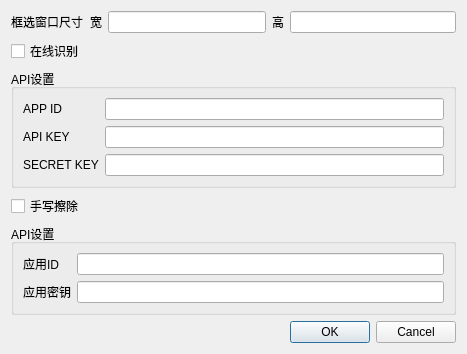
Qt form settings.ui (xzhitpl/Study_Helper) before a commit.
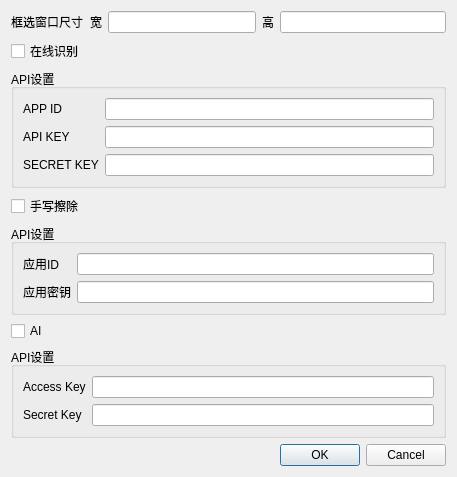
The same form after that commit.

```diff
--- a/settings.ui
+++ b/settings.ui
@@ -6,21 +6,14 @@
    <rect>
     <x>0</x>
     <y>0</y>
-    <width>467</width>
-    <height>320</height>
+    <width>457</width>
+    <height>433</height>
    </rect>
   </property>
   <property name="windowTitle">
    <string>设置</string>
   </property>
-  <layout class="QGridLayout" name="gridLayout_3">
-   <item row="3" column="0" colspan="2">
-    <widget class="QCheckBox" name="checkBox_2">
-     <property name="text">
-      <string>手写擦除</string>
-     </property>
-    </widget>
-   </item>
+  <layout class="QGridLayout" name="gridLayout_4">
    <item row="0" column="0">
     <widget class="QLabel" name="label">
      <property name="text">
@@ -35,6 +28,19 @@
      </property>
     </widget>
    </item>
+   <item row="0" column="2">
+    <widget class="QLineEdit" name="lineEdit"/>
+   </item>
+   <item row="0" column="3">
+    <widget class="QLabel" name="label_3">
+     <property name="text">
+      <string>高</string>
+     </property>
+    </widget>
+   </item>
+   <item row="0" column="4">
+    <widget class="QLineEdit" name="lineEdit_2"/>
+   </item>
    <item row="1" column="0">
     <widget class="QCheckBox" name="checkBox">
      <property name="text">
@@ -89,19 +95,13 @@
      </layout>
     </widget>
    </item>
-   <item row="0" column="4">
-    <widget class="QLineEdit" name="lineEdit_2"/>
-   </item>
-   <item row="0" column="3">
-    <widget class="QLabel" name="label_3">
+   <item row="3" column="0">
+    <widget class="QCheckBox" name="checkBox_2">
      <property name="text">
-      <string>高</string>
+      <string>手写擦除</string>
      </property>
     </widget>
    </item>
-   <item row="0" column="2">
-    <widget class="QLineEdit" name="lineEdit"/>
-   </item>
    <item row="4" column="0" colspan="5">
     <widget class="QGroupBox" name="groupBox_2">
      <property name="title">
@@ -139,7 +139,51 @@
      </layout>
     </widget>
    </item>
-   <item row="5" column="4">
+   <item row="5" column="0" colspan="2">
+    <widget class="QCheckBox" name="checkBox_3">
+     <property name="text">
+      <string>AI</string>
+     </property>
+    </widget>
+   </item>
+   <item row="6" column="0" colspan="5">
+    <widget class="QGroupBox" name="groupBox_3">
+     <property name="title">
+      <string>API设置</string>
+     </property>
+     <layout class="QGridLayout" name="gridLayout_3">
+      <item row="0" column="0">
+       <widget class="QLabel" name="label_9">
+        <property name="text">
+         <string>Access Key</string>
+        </property>
+       </widget>
+      </item>
+      <item row="0" column="1">
+       <widget class="QLineEdit" name="lineEdit_8">
+        <property name="echoMode">
+         <enum>QLineEdit::Password</enum>
+        </property>
+       </widget>
+      </item>
+      <item row="1" column="0">
+       <widget class="QLabel" name="label_10">
+        <property name="text">
+         <string>Secret Key</string>
+        </property>
+       </widget>
+      </item>
+      <item row="1" column="1">
+       <widget class="QLineEdit" name="lineEdit_9">
+        <property name="echoMode">
+         <enum>QLineEdit::Password</enum>
+        </property>
+       </widget>
+      </item>
+     </layout>
+    </widget>
+   </item>
+   <item row="7" column="4">
     <widget class="QDialogButtonBox" name="buttonBox">
      <property name="standardButtons">
       <set>QDialogButtonBox::Cancel|QDialogButtonBox::Ok</set>
```
Left out of the diff: 49 changed lines with no effect on the pictures.
